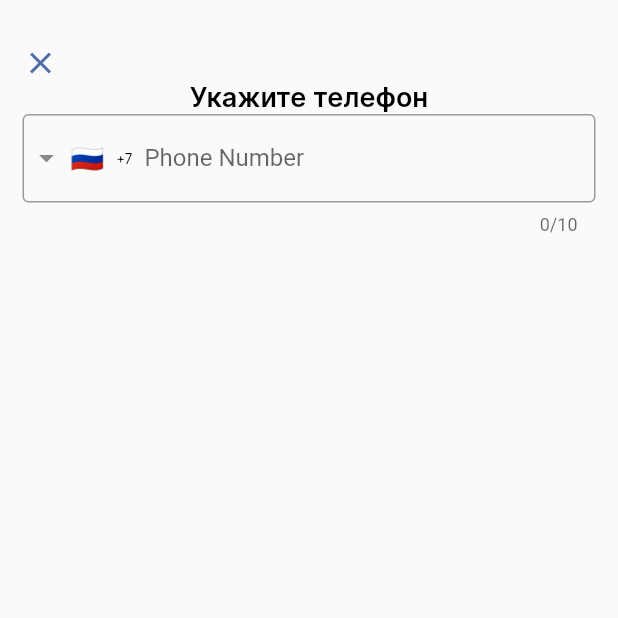
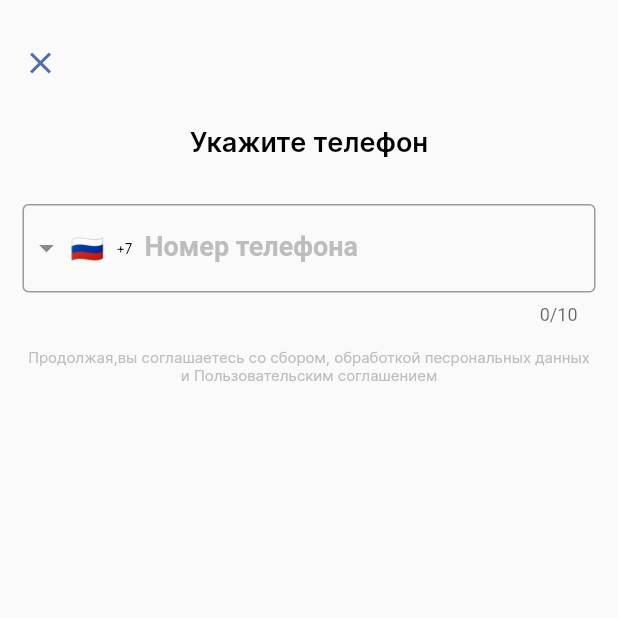
Before and after one commit to NM4ik/hotel_app, a Flutter app: the screen it shows after launch, item 5 of the bottom bar chosen, after a tap on "Войти по телефону", on a phone screen of 412 x 824 dp, the top half of it. Run offline on Flutter 3.47's test engine with Material 2 defaults, Android fonts, the phone set to English and light mode, and no system bars; drawn by our look-alikes of intl_phone_field; our stand-ins replace bloc, bot_toast, bubble, cached_network_image, cloud_firestore, equatable and 13 more; accounts and stored records are empty; network calls fail.

Commit message:
refractor profile_screen_unsigned/phone

```diff
--- a/lib/feature/presentation/components/profile_screen_components/profile_screeen_unsigned.dart
+++ b/lib/feature/presentation/components/profile_screen_components/profile_screeen_unsigned.dart
@@ -1,20 +1,14 @@
-import 'dart:convert';
 import 'dart:developer';
 
-import 'package:bot_toast/bot_toast.dart';
 import 'package:flutter/material.dart';
 import 'package:flutter_bloc/flutter_bloc.dart';
 import 'package:hotel_ma/common/app_constants.dart';
-import 'package:hotel_ma/core/locator_service.dart';
-import 'package:hotel_ma/feature/data/models/user_model.dart';
 import 'package:hotel_ma/feature/data/repositories/auth_repository.dart';
-import 'package:hotel_ma/feature/data/repositories/firestore_repository.dart';
 import 'package:hotel_ma/feature/presentation/bloc/auth_bloc/auth_bloc.dart';
-import 'package:hotel_ma/feature/presentation/widgets/defaut_button_widget.dart';
+import 'package:hotel_ma/feature/presentation/screens/information_screen.dart';
+import 'package:hotel_ma/feature/presentation/widgets/help_tile_widget.dart';
 import 'package:hotel_ma/feature/presentation/widgets/page_animation.dart';
 
-import '../../../data/datasources/shared_preferences_methods.dart';
-import '../../bloc/profile_bloc/profile_bloc.dart';
 import '../../screens/phone_enter_screen.dart';
 import '../toat_attachments.dart';
 
@@ -31,23 +25,8 @@ class ProfileScreenUnAuth extends StatelessWidget {
           toatAuth("Здравствуйте, ${state.userModel.displayName ?? state.userModel.phoneNumber}", context);
         }
       },
-      child: Stack(children: [
-        Align(
-          alignment: const Alignment(-1.2, -1.2),
-          child: Image.asset(
-            'assets/images/un_auth_image.png',
-            width: 300,
-            height: 300,
-          ),
-        ),
-        Scaffold(
+      child: Scaffold(
         backgroundColor: Colors.transparent,
-          // appBar: AppBar(
-          //   title: Text('Профиль', style: Theme.of(context).textTheme.headline1),
-          //   centerTitle: true,
-          //   backgroundColor: Colors.transparent,
-          //   elevation: 0,
-          // ),
         body: Column(
           mainAxisAlignment: MainAxisAlignment.center,
           children: [
@@ -83,9 +62,21 @@ class ProfileScreenUnAuth extends StatelessWidget {
                           log('$e', name: 'error auth');
                         }
                       },
-                        child: const Text(
-                          'Войти',
+                      child: Row(
+                        mainAxisAlignment: MainAxisAlignment.center,
+                        children: [
+                          const Text(
+                            "Sign in with Google",
                             style: TextStyle(fontSize: 18, fontWeight: FontWeight.w400, fontFamily: "Inter", color: Colors.white),
+                          ),
+                          const SizedBox(
+                            width: 10,
+                          ),
+                          Image.asset(
+                            "assets/images/google_logo.png",
+                            height: 25,
+                          ),
+                        ],
                       ),
                     ),
                   ),
@@ -114,25 +105,13 @@ class ProfileScreenUnAuth extends StatelessWidget {
                   const SizedBox(
                     height: kEdgeVerticalPadding,
                   ),
-                    Row(
-                      children: [
-                        const Icon(
-                          Icons.info_outline_rounded,
-                          color: kMainBlueColor,
-                        ),
-                        const SizedBox(
-                          width: 15,
-                        ),
-                        Text('Информация', style: Theme.of(context).textTheme.bodyText1!.copyWith(fontSize: 14, fontWeight: FontWeight.w400)),
-                      ],
-                    )
+                  const HelpTile(whereTo: InformationScreen(), title: 'Информация', icon: Icons.info_outline_rounded)
                 ],
               ),
             ),
           ],
         ),
       ),
-      ]),
     );
   }
 }
--- a/lib/feature/presentation/components/profile_screen_components/profile_screen_signed.dart
+++ b/lib/feature/presentation/components/profile_screen_components/profile_screen_signed.dart
@@ -5,7 +5,6 @@ import 'package:hotel_ma/feature/presentation/components/profile_screen_componen
 
 import '../../../../common/app_constants.dart';
 import '../../bloc/auth_bloc/auth_bloc.dart';
-import 'package:hotel_ma/feature/data/models/user_model.dart';
 
 class ProfileScreenAuth extends StatefulWidget {
   const ProfileScreenAuth({Key? key}) : super(key: key);
--- a/lib/feature/presentation/screens/phone_enter_screen.dart
+++ b/lib/feature/presentation/screens/phone_enter_screen.dart
@@ -27,7 +27,6 @@ class _PhoneEnterScreenState extends State<PhoneEnterScreen> {
   Widget build(BuildContext context) {
     return BlocConsumer<LoginPhoneCubit, LoginPhoneState>(
       listener: (context, state) {
-        print('$state STATETETE');
         if (state is LoginPhoneLoadingState) {
           setState(() {
             loading = true;
@@ -37,7 +36,9 @@ class _PhoneEnterScreenState extends State<PhoneEnterScreen> {
           setState(() {
             loading = false;
           });
-          Navigator.of(context).push(createRouteAnim(const OtpScreen()));
+          Navigator.of(context).push(createRouteAnim(OtpScreen(
+            phoneNumber: phoneNumber,
+          )));
         }
       },
       builder: (context, state) {
@@ -57,13 +58,20 @@ class _PhoneEnterScreenState extends State<PhoneEnterScreen> {
                     ),
                     alignment: Alignment.centerLeft,
                   ),
+                  const SizedBox(
+                    height: kEdgeVerticalPadding,
+                  ),
                   Text(
                     'Укажите телефон',
                     style: Theme.of(context).textTheme.headline3,
                   ),
+                  const SizedBox(
+                    height: kEdgeVerticalPadding,
+                  ),
                   IntlPhoneField(
                     decoration: const InputDecoration(
-                      labelText: 'Phone Number',
+                      labelText: 'Номер телефона',
+                      labelStyle: TextStyle(fontWeight: FontWeight.w600, fontSize: 18, color: kMainGreyColor),
                       border: OutlineInputBorder(
                         borderSide: BorderSide(),
                       ),
@@ -71,13 +79,26 @@ class _PhoneEnterScreenState extends State<PhoneEnterScreen> {
                     initialCountryCode: 'RU',
                     onChanged: (phone) {
                       phoneNumber = phone.completeNumber;
-                      print('$phoneNumber');
                     },
-                    onSubmitted: (phone) async {
+                    onSubmitted: (phone) {
                       if (phone.length == 10) {
                         context.read<LoginPhoneCubit>().verifyNumber(phoneNumber);
                       }
                     },
+                  ),
+                  const SizedBox(
+                    height: kEdgeVerticalPadding / 2,
+                  ),
+                  Text(
+                    'Продолжая,вы соглашаетесь со сбором, обработкой песрональных данных и Пользовательским соглашением',
+                    textAlign: TextAlign.center,
+                    style: Theme.of(context).textTheme.bodyText2!.copyWith(
+                          fontSize: 10,
+                          color: kMainGreyColor,
+                        ),
+                  ),
+                  const SizedBox(
+                    height: kEdgeVerticalPadding,
                   ),
                   loading
                       ? const Center(
--- a/lib/feature/presentation/screens/profile_screen.dart
+++ b/lib/feature/presentation/screens/profile_screen.dart
@@ -1,7 +1,6 @@
 import 'package:flutter/material.dart';
 import 'package:flutter_bloc/flutter_bloc.dart';
 import 'package:hotel_ma/feature/presentation/bloc/auth_bloc/auth_bloc.dart';
-import 'package:hotel_ma/feature/presentation/components/toat_attachments.dart';
 
 import '../bloc/auth_bloc/auth_bloc.dart';
 import '../components/profile_screen_components/profile_screeen_unsigned.dart';
@@ -17,12 +16,7 @@ class ProfileScreen extends StatefulWidget {
 class _ProfileScreenState extends State<ProfileScreen> {
   @override
   Widget build(BuildContext context) {
-    return BlocConsumer<AuthBloc, AuthState>(
-      listener: (context, state) {
-        // if (state is UnAuthenticatedState) {
-        //   toatAuth("До свидания!", context);
-        // } // yes or no?
-      },
+    return BlocBuilder<AuthBloc, AuthState>(
       builder: (context, state) {
         if (state is UnAuthenticatedState) {
           return const ProfileScreenUnAuth();
@@ -33,8 +27,6 @@ class _ProfileScreenState extends State<ProfileScreen> {
           return const Center(
             child: Text('Что-то пошло не так'),
           );
-
-          /// need to find this exception
         }
       },
     );
--- /dev/null
+++ b/lib/feature/presentation/widgets/help_tile_widget.dart
@@ -0,0 +1,31 @@
+import 'package:flutter/material.dart';
+import 'package:hotel_ma/feature/presentation/widgets/page_animation.dart';
+
+import '../../../common/app_constants.dart';
+
+class HelpTile extends StatelessWidget {
+  const HelpTile({Key? key, required this.whereTo, required this.title, required this.icon}) : super(key: key);
+
+  final Widget whereTo;
+  final String title;
+  final IconData icon;
+
+  @override
+  Widget build(BuildContext context) {
+    return GestureDetector(
+      onTap: () => Navigator.of(context).push(createRouteAnim(whereTo)),
+      child: Row(
+        children: [
+          Icon(
+            icon,
+            color: kMainBlueColor,
+          ),
+          const SizedBox(
+            width: 15,
+          ),
+          Text(title, style: Theme.of(context).textTheme.bodyText1!.copyWith(fontSize: 14, fontWeight: FontWeight.w400)),
+        ],
+      ),
+    );
+  }
+}
```
Also changed, not shown: lib/feature/presentation/screens/information_screen.dart (added, +128 -0 lines), lib/feature/presentation/screens/otp_screen.dart (+12 -5 lines). Lines whose indentation alone changed are shown as unchanged.
